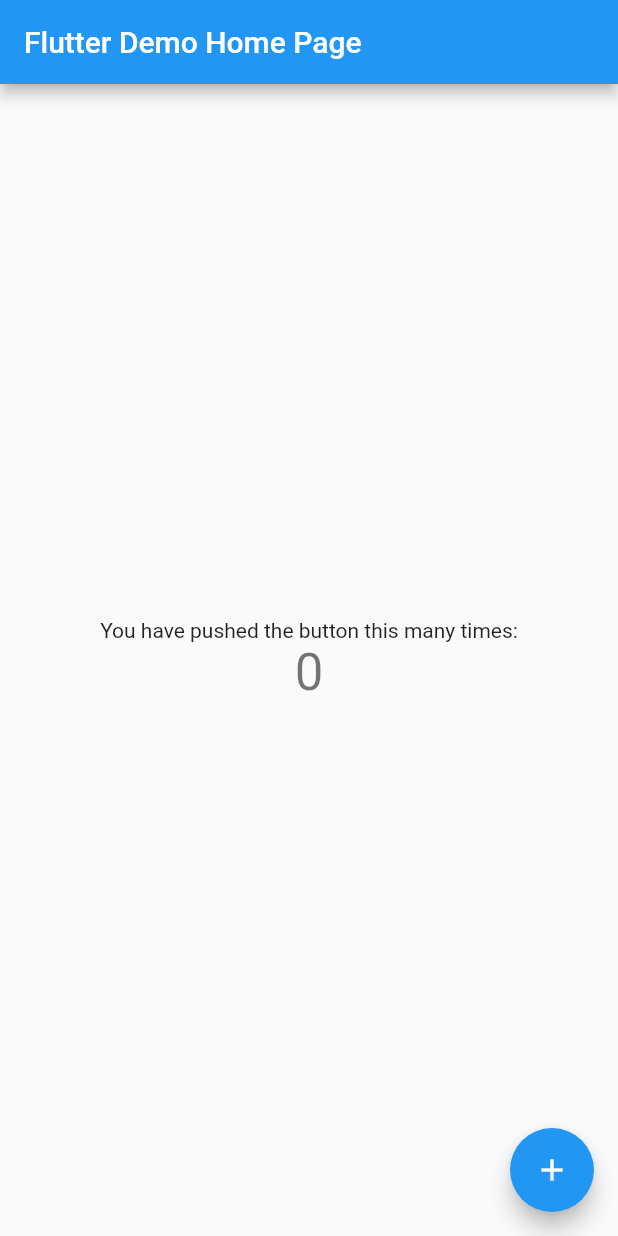
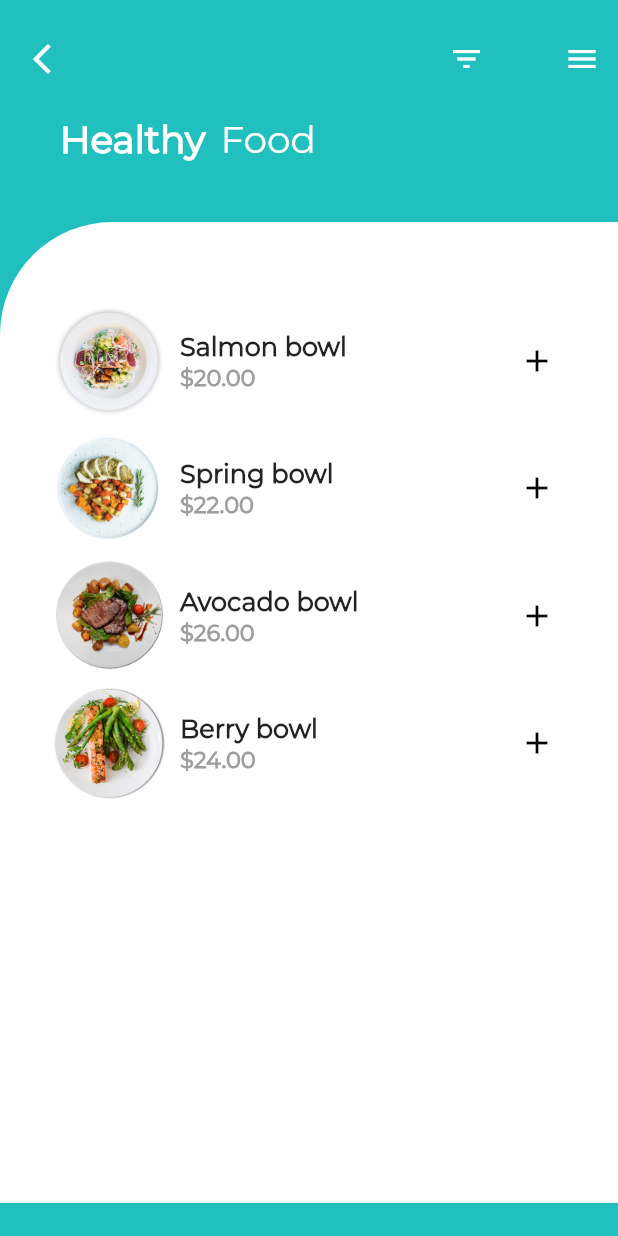
Before and after one commit to Marineford2410/NutricionApp, a Flutter app: the screen it shows after launch, on a phone screen of 412 x 824 dp. Run offline on Flutter 3.47's test engine with Material 2 defaults, Android fonts, the phone set to English and light mode, and no system bars; project files that could hold a hidden picture were left out.

Commit message:
Interface Principal

```diff
--- a/lib/main.dart
+++ b/lib/main.dart
@@ -1,111 +1,172 @@
+import 'package:flutter/cupertino.dart';
 import 'package:flutter/material.dart';
 
 void main() => runApp(MyApp());
 
 class MyApp extends StatelessWidget {
-  // This widget is the root of your application.
   @override
   Widget build(BuildContext context) {
     return MaterialApp(
-      title: 'Flutter Demo',
-      theme: ThemeData(
-        // This is the theme of your application.
-        //
-        // Try running your application with "flutter run". You'll see the
-        // application has a blue toolbar. Then, without quitting the app, try
-        // changing the primarySwatch below to Colors.green and then invoke
-        // "hot reload" (press "r" in the console where you ran "flutter run",
-        // or simply save your changes to "hot reload" in a Flutter IDE).
-        // Notice that the counter didn't reset back to zero; the application
-        // is not restarted.
-        primarySwatch: Colors.blue,
-      ),
-      home: MyHomePage(title: 'Flutter Demo Home Page'),
+      home: MyHomePage(),
+      debugShowCheckedModeBanner: false,
     );
   }
 }
 
-class MyHomePage extends StatefulWidget {
-  MyHomePage({Key key, this.title}) : super(key: key);
-
-  // This widget is the home page of your application. It is stateful, meaning
-  // that it has a State object (defined below) that contains fields that affect
-  // how it looks.
-
-  // This class is the configuration for the state. It holds the values (in this
-  // case the title) provided by the parent (in this case the App widget) and
-  // used by the build method of the State. Fields in a Widget subclass are
-  // always marked "final".
-
-  final String title;
-
+class MyHomePage extends StatefulWidget{
   @override
   _MyHomePageState createState() => _MyHomePageState();
 }
 
 class _MyHomePageState extends State<MyHomePage> {
-  int _counter = 0;
-
-  void _incrementCounter() {
-    setState(() {
-      // This call to setState tells the Flutter framework that something has
-      // changed in this State, which causes it to rerun the build method below
-      // so that the display can reflect the updated values. If we changed
-      // _counter without calling setState(), then the build method would not be
-      // called again, and so nothing would appear to happen.
-      _counter++;
-    });
+  @override
+  Widget build(BuildContext context) {
+    return Scaffold(
+      backgroundColor: Color(0xFF21BFBD),
+      body: ListView(
+        children: <Widget>[
+          Padding(
+            padding: EdgeInsets.only(top: 15.0, left: 10.0),
+            child: Row(
+              mainAxisAlignment: MainAxisAlignment.spaceBetween,
+              children: <Widget>[
+                IconButton(
+                  icon: Icon(Icons.arrow_back_ios),
+                  color: Colors.white,
+                  onPressed: () {},
+                ),
+                Container(
+                  width: 125.0,
+                  child: Row(
+                    mainAxisAlignment: MainAxisAlignment.spaceBetween,
+                    children: <Widget>[
+                      IconButton(
+                        icon: Icon(Icons.filter_list),
+                        color: Colors.white,
+                        onPressed: () {},
+                      ),
+                      IconButton(
+                        icon: Icon(Icons.menu),
+                        color: Colors.white,
+                        onPressed: () {},
+                      ),
+                    ],
+                  ),
+                )
+              ],
+            ),
+          ),
+          SizedBox(height: 15.0),
+          Padding(
+            padding: EdgeInsets.only(left: 40.0),
+            child: Row(
+              children: <Widget>[
+                Text('Healthy',
+                  style: TextStyle(
+                    fontFamily: 'Montserrat',
+                    color: Colors.white,
+                    fontWeight: FontWeight.bold,
+                    fontSize: 25.0
+                  ),
+                ),
+                SizedBox(width: 10.0),
+                Text('Food',
+                  style: TextStyle(
+                      fontFamily: 'Montserrat',
+                      color: Colors.white,
+                      fontSize: 25.0
+                  ),
+                )
+              ],
+            ),
+          ),
+          SizedBox(height: 40.0),
+          Container(
+            height: MediaQuery.of(context).size.height - 170.0,
+            decoration: BoxDecoration(
+              color: Colors.white,
+              borderRadius: BorderRadius.only(topLeft: Radius.circular(75.0)),
+            ),
+            child: ListView(
+              primary: false,
+              padding: EdgeInsets.only(left: 25.0, right: 20.0),
+              children: <Widget>[
+                Padding(
+                  padding: EdgeInsets.only(top: 45.0),
+                  child: Container(
+                    height: MediaQuery.of(context).size.height - 300.0,
+                    child: ListView(
+                      children: [
+                        _BuildFoodItems('assets/plate1.png', 'Salmon bowl', '\$20.00'),
+                        _BuildFoodItems('assets/plate2.png', 'Spring bowl', '\$22.00'),
+                        _BuildFoodItems('assets/plate6.png', 'Avocado bowl', '\$26.00'),
+                        _BuildFoodItems('assets/plate5.png', 'Berry bowl', '\$24.00')
+                      ],
+                    ),
+                  ),
+                ),
+              ],
+            ),
+          ),
+        ],
+      ),
+    );
   }
 
-  @override
-  Widget build(BuildContext context) {
-    // This method is rerun every time setState is called, for instance as done
-    // by the _incrementCounter method above.
-    //
-    // The Flutter framework has been optimized to make rerunning build methods
-    // fast, so that you can just rebuild anything that needs updating rather
-    // than having to individually change instances of widgets.
-    return Scaffold(
-      appBar: AppBar(
-        // Here we take the value from the MyHomePage object that was created by
-        // the App.build method, and use it to set our appbar title.
-        title: Text(widget.title),
-      ),
-      body: Center(
-        // Center is a layout widget. It takes a single child and positions it
-        // in the middle of the parent.
-        child: Column(
-          // Column is also a layout widget. It takes a list of children and
-          // arranges them vertically. By default, it sizes itself to fit its
-          // children horizontally, and tries to be as tall as its parent.
-          //
-          // Invoke "debug painting" (press "p" in the console, choose the
-          // "Toggle Debug Paint" action from the Flutter Inspector in Android
-          // Studio, or the "Toggle Debug Paint" command in Visual Studio Code)
-          // to see the wireframe for each widget.
-          //
-          // Column has various properties to control how it sizes itself and
-          // how it positions its children. Here we use mainAxisAlignment to
-          // center the children vertically; the main axis here is the vertical
-          // axis because Columns are vertical (the cross axis would be
-          // horizontal).
-          mainAxisAlignment: MainAxisAlignment.center,
+  Widget _BuildFoodItems(String imgPath, String foodName, String price) {
+    return Padding(
+      padding: EdgeInsets.only(left: 10.0, right: 10.0, top: 10.0),
+      child: InkWell(
+        onTap: () {
+        },
+        child: Row(
+          mainAxisAlignment: MainAxisAlignment.spaceBetween,
           children: <Widget>[
-            Text(
-              'You have pushed the button this many times:',
+            Container(
+              child: Row(
+                children: [
+                  Hero(
+                    tag: imgPath,
+                    child: Image(
+                      image: AssetImage(imgPath),
+                      fit: BoxFit.cover,
+                      height: 75.0,
+                      width: 75.0,
+                    ),
+                  ),
+                  SizedBox(width: 10.0),
+                  Column(
+                    crossAxisAlignment: CrossAxisAlignment.start,
+                    children: [
+                      Text(foodName,
+                        style: TextStyle(
+                          fontFamily: 'Montserrat',
+                          fontWeight: FontWeight.bold,
+                          fontSize: 17.0
+                        ),
+                      ),
+                      Text(price,
+                        style: TextStyle(
+                          fontFamily: 'Montserrat',
+                          fontWeight: FontWeight.bold,
+                          fontSize: 15.0,
+                          color: Colors.grey
+                        ),
+                      )
+                    ],
+                  ),
+                ],
+              ),
             ),
-            Text(
-              '$_counter',
-              style: Theme.of(context).textTheme.display1,
+            IconButton(
+              icon: Icon(Icons.add),
+              color: Colors.black,
+              onPressed: () {},
             ),
           ],
         ),
       ),
-      floatingActionButton: FloatingActionButton(
-        onPressed: _incrementCounter,
-        tooltip: 'Increment',
-        child: Icon(Icons.add),
-      ), // This trailing comma makes auto-formatting nicer for build methods.
     );
   }
+
 }
```
Also changed, not shown: pubspec.yaml (+11 -7 lines).
